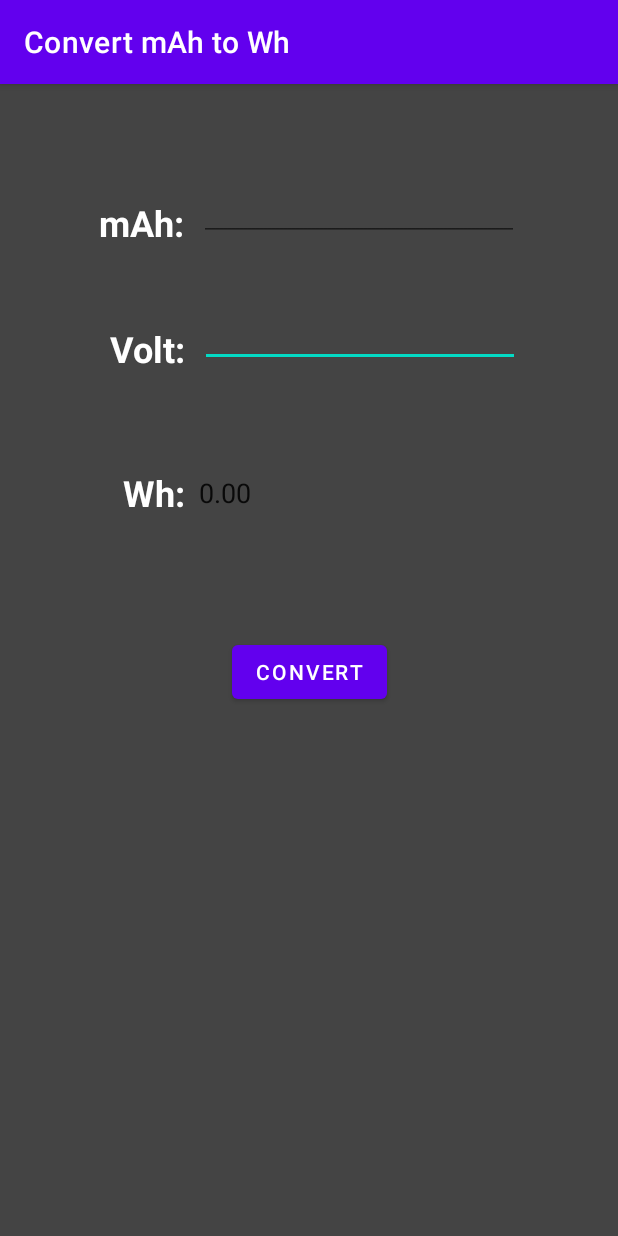
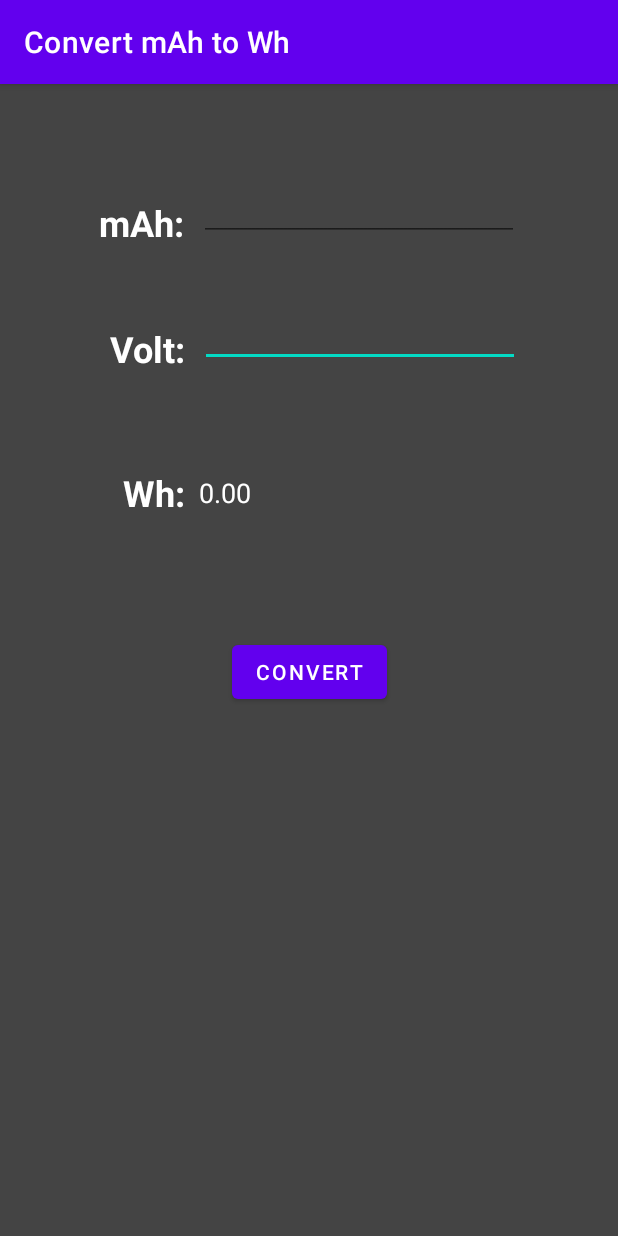
Before and after one commit to pinguXpingu/pinguXconvertor, an Android app: the mah2wh screen opened directly, with no data from a screen before it, after a tap on "CONVERT", on a phone screen of 412 x 824 dp. Run offline under Robolectric (Android 15) with nearby library versions, the phone set to English and light mode, and no system bars; 2 statements that could not run were skipped.

Commit message:
new text color, new version

```diff
--- a/app/src/main/AndroidManifest.xml
+++ b/app/src/main/AndroidManifest.xml
@@ -5,7 +5,7 @@
     <uses-permission android:name="android.permission.WAKE_LOCK" />
 
     <application
-        android:allowBackup="true"
+        android:allowBackup="false"
         android:icon="@mipmap/pingux"
         android:label="@string/app_name"
         android:roundIcon="@mipmap/pingux"
--- a/app/src/main/res/layout/activity_feet2m.xml
+++ b/app/src/main/res/layout/activity_feet2m.xml
@@ -15,6 +15,7 @@
         android:layout_marginBottom="4dp"
         android:ems="10"
         android:inputType="number|numberDecimal"
+        android:textColor="@color/white"
         app:layout_constraintBottom_toBottomOf="@+id/mtLabel"
         app:layout_constraintEnd_toEndOf="parent"
         app:layout_constraintHorizontal_bias="0.5"
@@ -43,6 +44,7 @@
         android:layout_marginBottom="4dp"
         android:ems="10"
         android:inputType="number|numberDecimal"
+        android:textColor="@color/white"
         app:layout_constraintBottom_toBottomOf="@+id/ftLabel"
         app:layout_constraintEnd_toEndOf="parent"
         app:layout_constraintHorizontal_bias="0.5"
--- a/app/src/main/res/layout/activity_knot2km.xml
+++ b/app/src/main/res/layout/activity_knot2km.xml
@@ -15,6 +15,7 @@
         android:layout_marginBottom="4dp"
         android:ems="10"
         android:inputType="number|numberDecimal"
+        android:textColor="@color/white"
         app:layout_constraintBottom_toBottomOf="@+id/kmEntry"
         app:layout_constraintEnd_toEndOf="parent"
         app:layout_constraintHorizontal_bias="0.5"
@@ -43,6 +44,7 @@
         android:layout_marginBottom="4dp"
         android:ems="10"
         android:inputType="number|numberDecimal"
+        android:textColor="@color/white"
         app:layout_constraintBottom_toBottomOf="@+id/knot"
         app:layout_constraintEnd_toEndOf="parent"
         app:layout_constraintHorizontal_bias="0.5"
--- a/app/src/main/res/layout/activity_mah2wh.xml
+++ b/app/src/main/res/layout/activity_mah2wh.xml
@@ -15,6 +15,7 @@
         android:layout_marginBottom="4dp"
         android:ems="10"
         android:inputType="number|numberDecimal"
+        android:textColor="@color/white"
         app:layout_constraintBottom_toBottomOf="@+id/textView2"
         app:layout_constraintEnd_toEndOf="parent"
         app:layout_constraintHorizontal_bias="0.5"
@@ -28,6 +29,7 @@
         android:layout_marginBottom="4dp"
         android:ems="10"
         android:inputType="number|numberDecimal"
+        android:textColor="@color/white"
         app:layout_constraintBottom_toBottomOf="@+id/textView"
         app:layout_constraintEnd_toEndOf="parent"
         app:layout_constraintHorizontal_bias="0.5"
@@ -57,6 +59,7 @@
         android:background="@null"
         android:ems="10"
         android:inputType="number|numberDecimal"
+        android:textColor="@color/white"
         app:layout_constraintBottom_toBottomOf="@+id/textView3"
         app:layout_constraintEnd_toEndOf="parent"
         app:layout_constraintHorizontal_bias="0.5"
--- a/app/src/main/res/layout/activity_mile2km.xml
+++ b/app/src/main/res/layout/activity_mile2km.xml
@@ -16,6 +16,7 @@
         android:layout_marginEnd="49dp"
         android:ems="10"
         android:inputType="number|numberDecimal"
+        android:textColor="@color/white"
         app:layout_constraintBottom_toBottomOf="@+id/textView2"
         app:layout_constraintEnd_toEndOf="parent"
         app:layout_constraintHorizontal_bias="0.5"
@@ -48,6 +49,7 @@
         android:layout_marginEnd="49dp"
         android:ems="10"
         android:inputType="number|numberDecimal"
+        android:textColor="@color/white"
         app:layout_constraintBottom_toBottomOf="@+id/textView"
         app:layout_constraintEnd_toEndOf="parent"
         app:layout_constraintHorizontal_bias="0.5"
```
Also changed, not shown: 1 other file.
